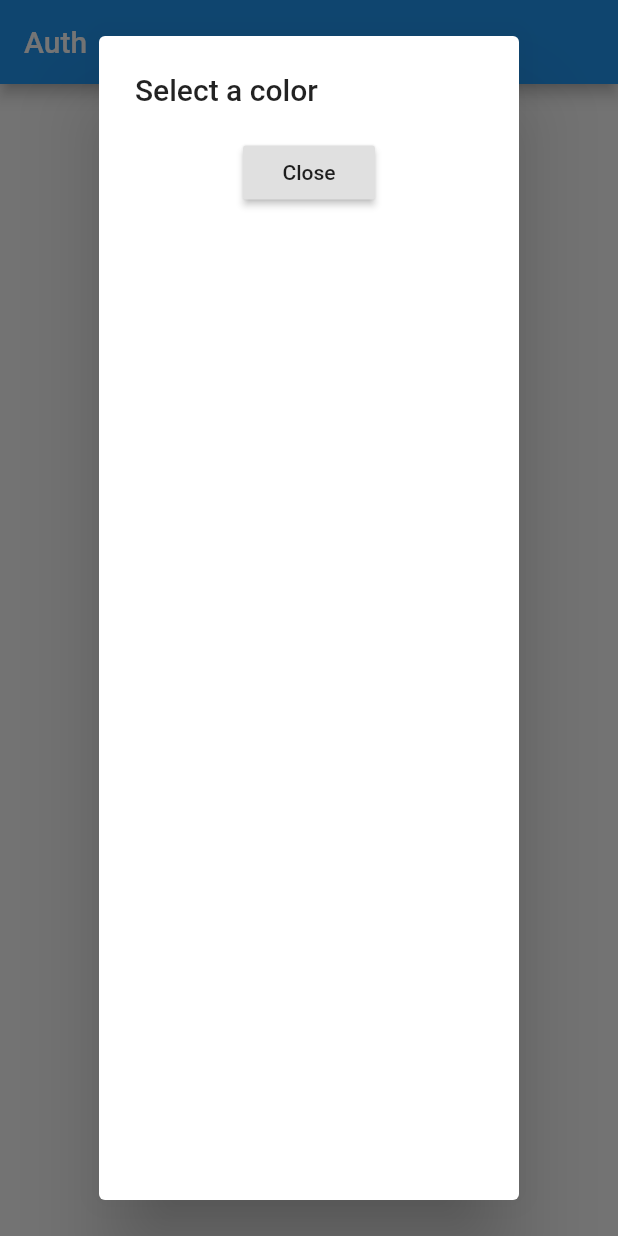
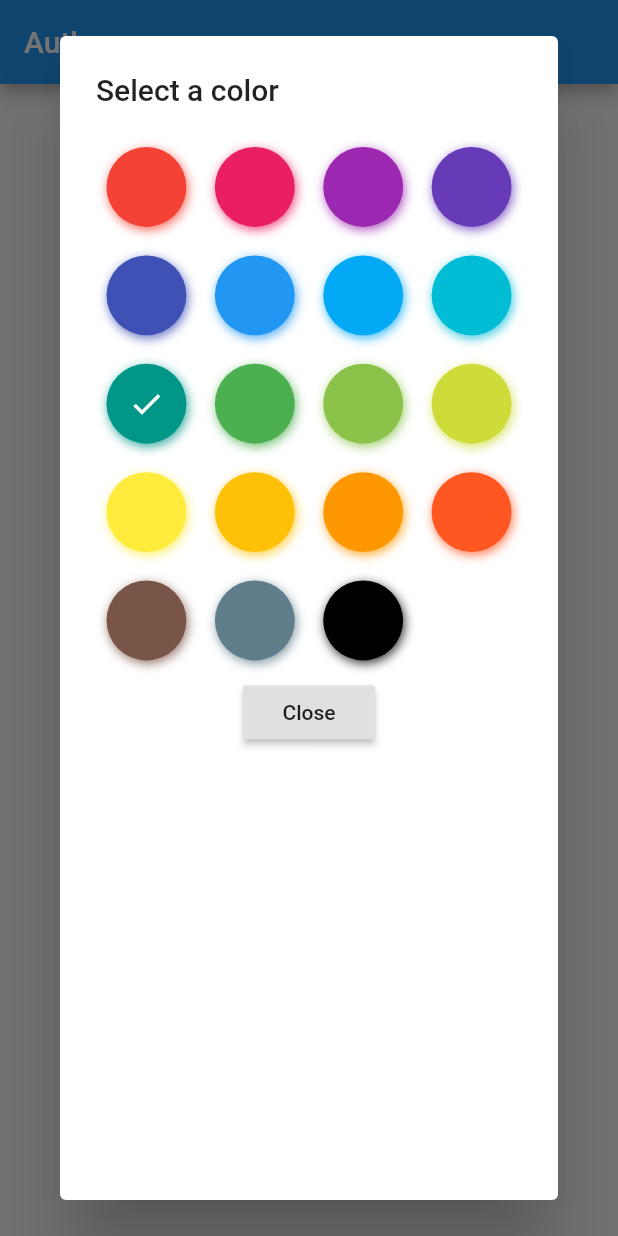
Before and after one commit to HowkMii/ui-TextFormField, a Flutter app: the screen it shows after launch, after a tap on "change my color", on a phone screen of 412 x 824 dp. Run offline on Flutter 3.47's test engine with Material 2 defaults, Android fonts, the phone set to English and light mode, and no system bars; drawn by our look-alikes of flutter_colorpicker.

Commit message:
color  change lib

```diff
--- a/lib/main.dart
+++ b/lib/main.dart
@@ -1,4 +1,5 @@
 import 'package:flutter/material.dart';
+import 'package:flutter_colorpicker/flutter_colorpicker.dart';
 
 void main() {
   runApp(MyApp());
@@ -74,7 +75,10 @@ class _MyHomePageState extends State<MyHomePage> {
                   content: Column(
                     children: <Widget>[
                       SingleChildScrollView(
-                        child: null,
+                        child: BlockPicker(
+                        pickerColor: currentC,
+                        onColorChanged: changeC,
+                        ),
                       ),
                       RaisedButton(
                         child:Text("Close") ,
--- a/pubspec.yaml
+++ b/pubspec.yaml
@@ -23,7 +23,7 @@ environment:
 dependencies:
   flutter:
     sdk: flutter
-
+  flutter_colorpicker: ^0.6.0
 
   # The following adds the Cupertino Icons font to your application.
   # Use with the CupertinoIcons class for iOS style icons.
@@ -32,6 +32,7 @@ dependencies:
 dev_dependencies:
   flutter_test:
     sdk: flutter
+
 
 # For information on the generic Dart part of this file, see the
 # following page: https://dart.dev/tools/pub/pubspec
```
Also changed, not shown: pubspec.lock.
